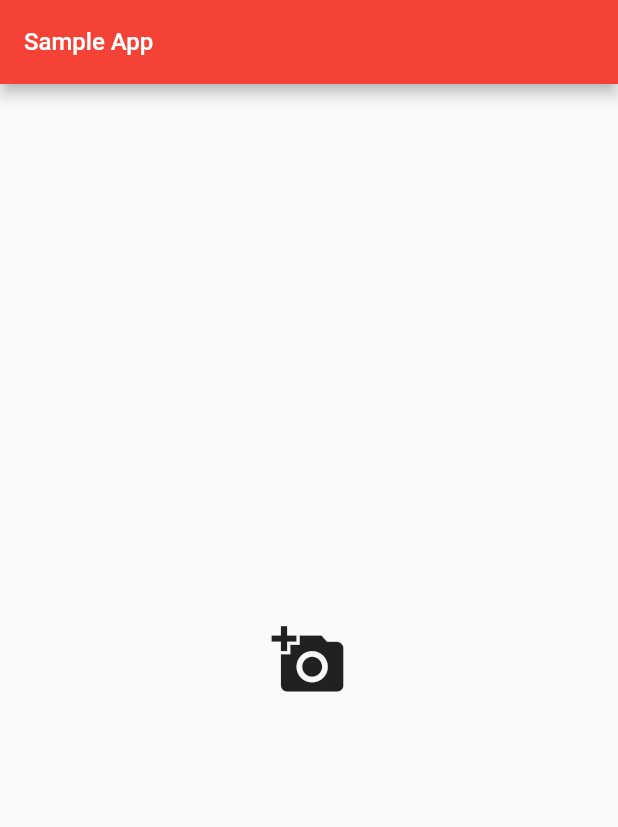
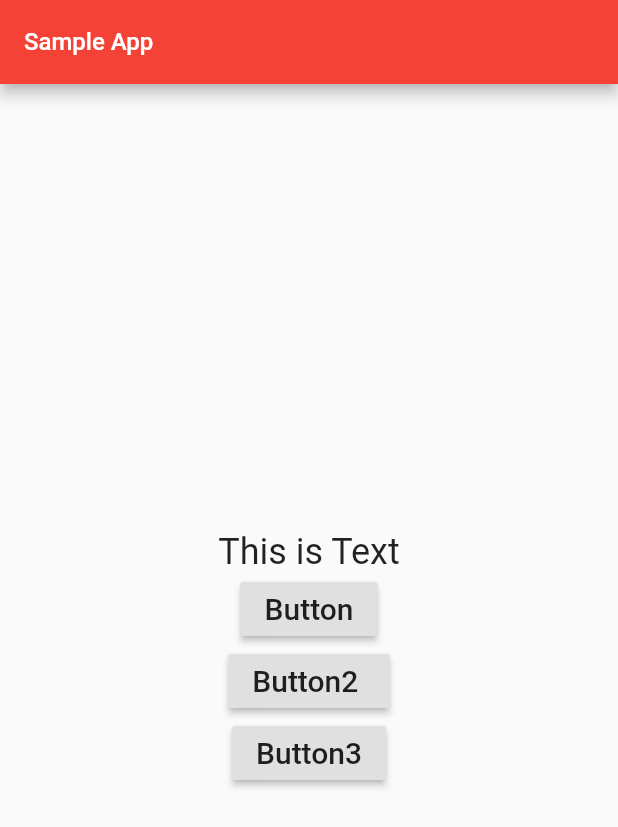
Before and after one commit to Rafid-tawhid/flutter1, a Flutter app: the screen it shows after launch, on a phone screen of 412 x 824 dp. Shown: the top 827 px of the screen. Run offline on Flutter 3.47's test engine with Material 2 defaults, Android fonts, the phone set to English and light mode, and no system bars.

Commit message:
Rows multiple widget

```diff
--- a/lib/main.dart
+++ b/lib/main.dart
@@ -16,21 +16,43 @@ class myApp extends StatelessWidget {
       ),
       home: Scaffold(
         appBar: AppBar(
-          title: Text("Sample App",style: TextStyle(
-            fontSize: 16.0
-          ),),
-
+          title: Text(
+            "Sample App",
+            style: TextStyle(fontSize: 16.0),
+          ),
         ),
         body: Center(
-          child: IconButton(
-            onPressed: (){},
-            icon: Icon(
-              Icons.add_a_photo
-            ),
-            iconSize: 50.0,
-            splashColor: Colors.blue,
-            tooltip: "Add a Photo",
-          )
+          child: Column(
+            mainAxisAlignment: MainAxisAlignment.center,
+            crossAxisAlignment: CrossAxisAlignment.center,
+            children: [
+              Text(
+                "This is Text",
+                style: TextStyle(fontSize: 24),
+              ),
+              RaisedButton(
+                onPressed: () {},
+                child: Text(
+                  "Button",
+                  style: TextStyle(fontSize: 20),
+                ),
+              ),
+              RaisedButton(
+                onPressed: () {},
+                child: Text(
+                  "Button2 ",
+                  style: TextStyle(fontSize: 20),
+                ),
+              ),
+              RaisedButton(
+                onPressed: () {},
+                child: Text(
+                  "Button3",
+                  style: TextStyle(fontSize: 20),
+                ),
+              )
+            ],
+          ),
         ),
       ),
     );
```
